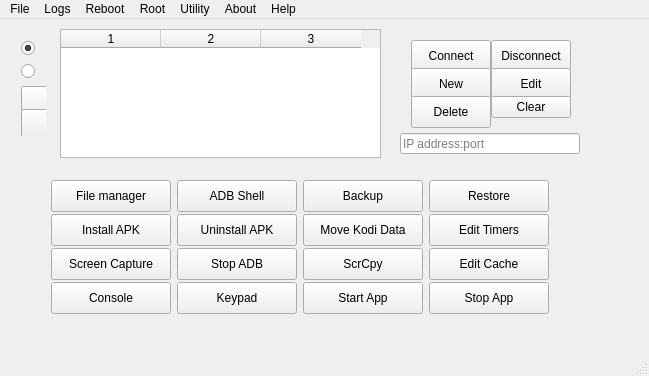
The window that mainwindow.ui (Eliminater74/adblink) describes before a commit, drawn with Qt 5.
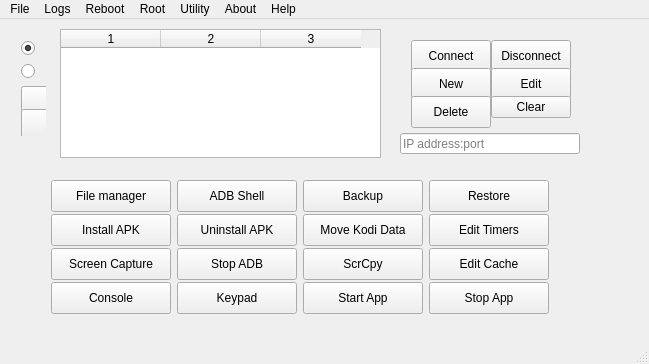
The same window after the commit.

```diff
--- a/mainwindow.ui
+++ b/mainwindow.ui
@@ -7,7 +7,7 @@
     <x>0</x>
     <y>0</y>
     <width>649</width>
-    <height>376</height>
+    <height>364</height>
    </rect>
   </property>
   <property name="sizePolicy">
```
Left out of the diff: 33 changed lines with no effect on the pictures.
